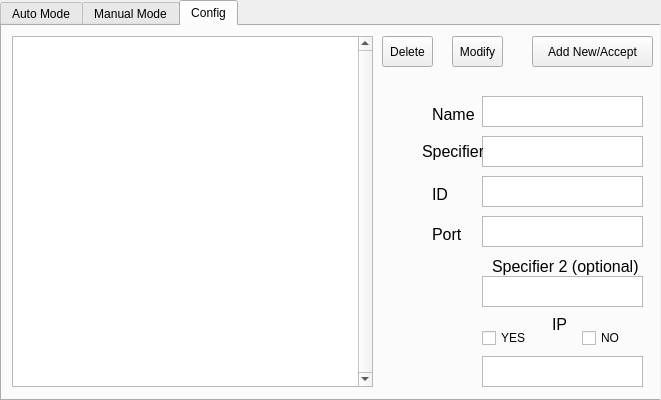
Above: TypeUI/V1.ui from frostikfrostik8/Neo-NeonGenesisBootLoderIP before the change. Below: the same form after it.
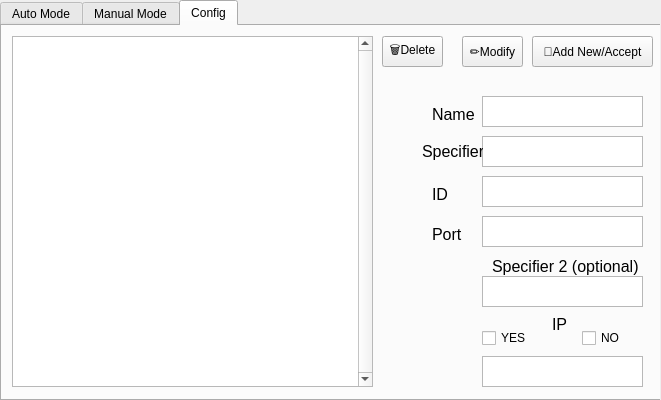
That is the form after the change. The open tabs and pages were chosen to show the change.

```diff
--- a/TypeUI/V1.ui
+++ b/TypeUI/V1.ui
@@ -908,9 +908,9 @@
      <widget class="QToolButton" name="toolButton_Modify_Config">
       <property name="geometry">
        <rect>
-        <x>450</x>
+        <x>460</x>
         <y>10</y>
-        <width>51</width>
+        <width>61</width>
         <height>31</height>
        </rect>
       </property>
@@ -918,7 +918,7 @@
        <bool>true</bool>
       </property>
       <property name="text">
-       <string>Modify</string>
+       <string>✏️Modify</string>
       </property>
      </widget>
      <widget class="QToolButton" name="toolButton_Delete_Config">
@@ -926,7 +926,7 @@
        <rect>
         <x>380</x>
         <y>10</y>
-        <width>51</width>
+        <width>61</width>
         <height>31</height>
        </rect>
       </property>
@@ -934,7 +934,7 @@
        <bool>true</bool>
       </property>
       <property name="text">
-       <string>Delete</string>
+       <string>🗑️Delete</string>
       </property>
      </widget>
      <widget class="QToolButton" name="toolButton_add_new_config">
@@ -950,7 +950,7 @@
        <bool>true</bool>
       </property>
       <property name="text">
-       <string>Add New/Accept</string>
+       <string>📝Add New/Accept</string>
       </property>
      </widget>
     </widget>
```
Left out of the diff: 42 changed lines with no effect on the pictures.
